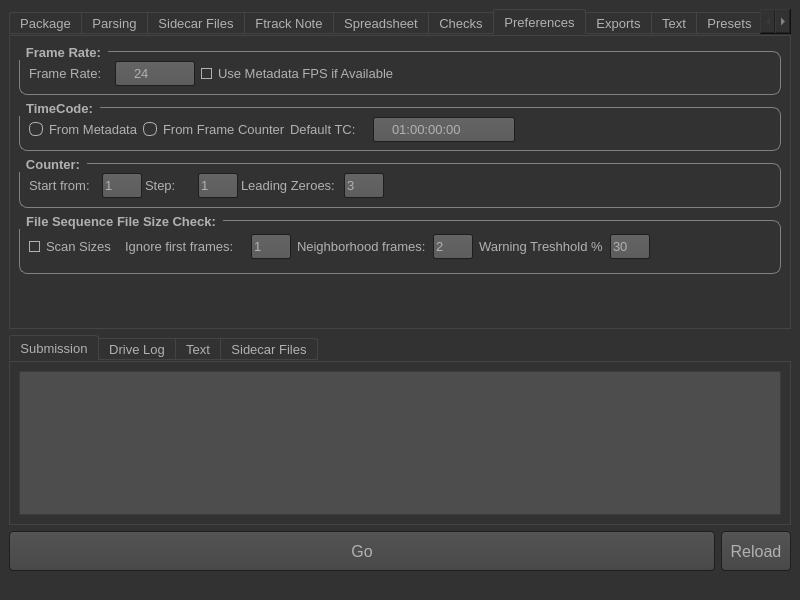
Qt form submission.ui (jrsndl/SubmissionHelper) before a commit.
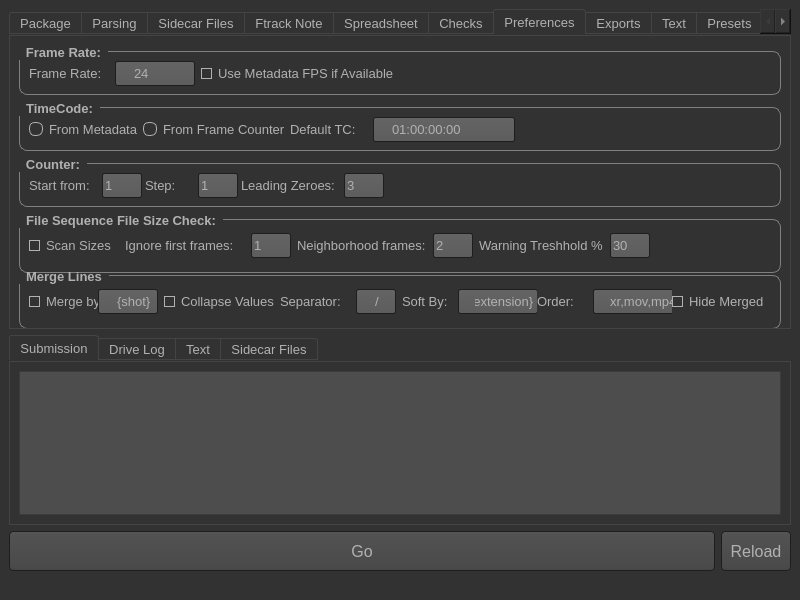
The same form after that commit. The open tabs and pages were chosen to show the change. Icons and pictures are not drawn.

What changed in the file:
```diff
--- a/submission.ui
+++ b/submission.ui
@@ -8112,9 +8112,9 @@
          <attribute name="title">
           <string>Preferences</string>
          </attribute>
-         <layout class="QHBoxLayout" name="horizontalLayout_23">
+         <layout class="QVBoxLayout" name="verticalLayout_47">
           <item>
-           <layout class="QVBoxLayout" name="verticalLayout_28">
+           <layout class="QVBoxLayout" name="verticalLayout_40">
             <item>
              <widget class="QGroupBox" name="groupBox_14">
               <property name="sizePolicy">
@@ -8808,6 +8808,301 @@
               </layout>
              </widget>
             </item>
+            <item>
+             <widget class="QGroupBox" name="groupBox_19">
+              <property name="sizePolicy">
+               <sizepolicy hsizetype="MinimumExpanding" vsizetype="Minimum">
+                <horstretch>0</horstretch>
+                <verstretch>0</verstretch>
+               </sizepolicy>
+              </property>
+              <property name="minimumSize">
+               <size>
+                <width>650</width>
+                <height>60</height>
+               </size>
+              </property>
+              <property name="maximumSize">
+               <size>
+                <width>16777215</width>
+                <height>80</height>
+               </size>
+              </property>
+              <property name="title">
+               <string>Merge Lines</string>
+              </property>
+              <layout class="QVBoxLayout" name="verticalLayout_28">
+               <item>
+                <layout class="QHBoxLayout" name="horizontalLayout_121">
+                 <item>
+                  <layout class="QHBoxLayout" name="horizontalLayout_118">
+                   <item>
+                    <widget class="QCheckBox" name="prefs_merge_chbx">
+                     <property name="sizePolicy">
+                      <sizepolicy hsizetype="Fixed" vsizetype="Fixed">
+                       <horstretch>0</horstretch>
+                       <verstretch>0</verstretch>
+                      </sizepolicy>
+                     </property>
+                     <property name="minimumSize">
+                      <size>
+                       <width>80</width>
+                       <height>25</height>
+                      </size>
+                     </property>
+                     <property name="maximumSize">
+                      <size>
+                       <width>80</width>
+                       <height>25</height>
+                      </size>
+                     </property>
+                     <property name="text">
+                      <string>Merge by:</string>
+                     </property>
+                     <property name="checked">
+                      <bool>true</bool>
+                     </property>
+                    </widget>
+                   </item>
+                   <item>
+                    <widget class="QLineEdit" name="prefs_merge_by">
+                     <property name="minimumSize">
+                      <size>
+                       <width>60</width>
+                       <height>25</height>
+                      </size>
+                     </property>
+                     <property name="maximumSize">
+                      <size>
+                       <width>60</width>
+                       <height>25</height>
+                      </size>
+                     </property>
+                     <property name="text">
+                      <string>{shot}</string>
+                     </property>
+                    </widget>
+                   </item>
+                  </layout>
+                 </item>
+                 <item>
+                  <widget class="QCheckBox" name="prefs_merge_collapse">
+                   <property name="sizePolicy">
+                    <sizepolicy hsizetype="Fixed" vsizetype="Fixed">
+                     <horstretch>0</horstretch>
+                     <verstretch>0</verstretch>
+                    </sizepolicy>
+                   </property>
+                   <property name="minimumSize">
+                    <size>
+                     <width>110</width>
+                     <height>25</height>
+                    </size>
+                   </property>
+                   <property name="maximumSize">
+                    <size>
+                     <width>110</width>
+                     <height>25</height>
+                    </size>
+                   </property>
+                   <property name="text">
+                    <string>Collapse Values</string>
+                   </property>
+                   <property name="checked">
+                    <bool>true</bool>
+                   </property>
+                  </widget>
+                 </item>
+                 <item>
+                  <layout class="QHBoxLayout" name="horizontalLayout_23">
+                   <item>
+                    <widget class="QLabel" name="label_88">
+                     <property name="sizePolicy">
+                      <sizepolicy hsizetype="Fixed" vsizetype="Fixed">
+                       <horstretch>0</horstretch>
+                       <verstretch>0</verstretch>
+                      </sizepolicy>
+                     </property>
+                     <property name="minimumSize">
+                      <size>
+                       <width>70</width>
+                       <height>25</height>
+                      </size>
+                     </property>
+                     <property name="maximumSize">
+                      <size>
+                       <width>70</width>
+                       <height>25</height>
+                      </size>
+                     </property>
+                     <property name="text">
+                      <string>Separator:</string>
+                     </property>
+                    </widget>
+                   </item>
+                   <item>
+                    <widget class="QLineEdit" name="prefs_merge_sep">
+                     <property name="minimumSize">
+                      <size>
+                       <width>40</width>
+                       <height>25</height>
+                      </size>
+                     </property>
+                     <property name="maximumSize">
+                      <size>
+                       <width>40</width>
+                       <height>25</height>
+                      </size>
+                     </property>
+                     <property name="text">
+                      <string>/</string>
+                     </property>
+                    </widget>
+                   </item>
+                  </layout>
+                 </item>
+                 <item>
+                  <layout class="QHBoxLayout" name="horizontalLayout_120">
+                   <item>
+                    <widget class="QLabel" name="label_89">
+                     <property name="sizePolicy">
+                      <sizepolicy hsizetype="Fixed" vsizetype="Fixed">
+                       <horstretch>0</horstretch>
+                       <verstretch>0</verstretch>
+                      </sizepolicy>
+                     </property>
+                     <property name="minimumSize">
+                      <size>
+                       <width>50</width>
+                       <height>25</height>
+                      </size>
+                     </property>
+                     <property name="maximumSize">
+                      <size>
+                       <width>50</width>
+                       <height>25</height>
+                      </size>
+                     </property>
+                     <property name="text">
+                      <string>Soft By:</string>
+                     </property>
+                    </widget>
+                   </item>
+                   <item>
+                    <widget class="QLineEdit" name="prefs_merge_sort">
+                     <property name="minimumSize">
+                      <size>
+                       <width>80</width>
+                       <height>25</height>
+                      </size>
+                     </property>
+                     <property name="maximumSize">
+                      <size>
+                       <width>80</width>
+                       <height>25</height>
+                      </size>
+                     </property>
+                     <property name="text">
+                      <string>{extension}</string>
+                     </property>
+                    </widget>
+                   </item>
+                  </layout>
+                 </item>
+                 <item>
+                  <layout class="QHBoxLayout" name="horizontalLayout_119">
+                   <item>
+                    <widget class="QLabel" name="label_162">
+                     <property name="sizePolicy">
+                      <sizepolicy hsizetype="Fixed" vsizetype="Fixed">
+                       <horstretch>0</horstretch>
+                       <verstretch>0</verstretch>
+                      </sizepolicy>
+                     </property>
+                     <property name="minimumSize">
+                      <size>
+                       <width>50</width>
+                       <height>25</height>
+                      </size>
+                     </property>
+                     <property name="maximumSize">
+                      <size>
+                       <width>50</width>
+                       <height>25</height>
+                      </size>
+                     </property>
+                     <property name="text">
+                      <string>Order:</string>
+                     </property>
+                    </widget>
+                   </item>
+                   <item>
+                    <widget class="QLineEdit" name="prefs_merge_order">
+                     <property name="minimumSize">
+                      <size>
+                       <width>120</width>
+                       <height>25</height>
+                      </size>
+                     </property>
+                     <property name="maximumSize">
+                      <size>
+                       <width>120</width>
+                       <height>25</height>
+                      </size>
+                     </property>
+                     <property name="text">
+                      <string>exr,mov,mp4,cube</string>
+                     </property>
+                    </widget>
+                   </item>
+                  </layout>
+                 </item>
+                 <item>
+                  <widget class="QCheckBox" name="prefs_merge_hide">
+                   <property name="sizePolicy">
+                    <sizepolicy hsizetype="Fixed" vsizetype="Fixed">
+                     <horstretch>0</horstretch>
+                     <verstretch>0</verstretch>
+                    </sizepolicy>
+                   </property>
+                   <property name="minimumSize">
+                    <size>
+                     <width>100</width>
+                     <height>25</height>
+                    </size>
+                   </property>
+                   <property name="maximumSize">
+                    <size>
+                     <width>100</width>
+                     <height>25</height>
+                    </size>
+                   </property>
+                   <property name="text">
+                    <string>Hide Merged</string>
+                   </property>
+                   <property name="checked">
+                    <bool>true</bool>
+                   </property>
+                  </widget>
+                 </item>
+                 <item>
+                  <spacer name="horizontalSpacer_2">
+                   <property name="orientation">
+                    <enum>Qt::Horizontal</enum>
+                   </property>
+                   <property name="sizeHint" stdset="0">
+                    <size>
+                     <width>40</width>
+                     <height>20</height>
+                    </size>
+                   </property>
+                  </spacer>
+                 </item>
+                </layout>
+               </item>
+              </layout>
+             </widget>
+            </item>
             <item>
              <spacer name="verticalSpacer_5">
               <property name="orientation">
@@ -8815,8 +9110,8 @@
               </property>
               <property name="sizeHint" stdset="0">
                <size>
-                <width>20</width>
-                <height>40</height>
+                <width>1381</width>
+                <height>13</height>
                </size>
               </property>
              </spacer>
```
Left out of the diff: 10 changed lines with no effect on the pictures.
